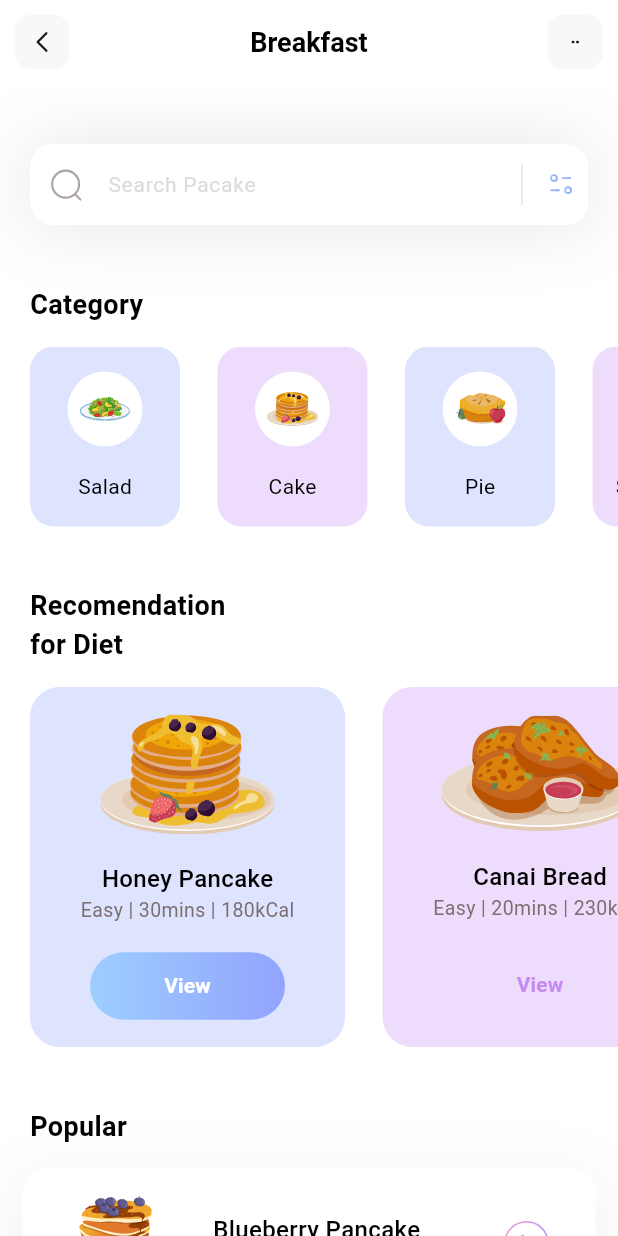
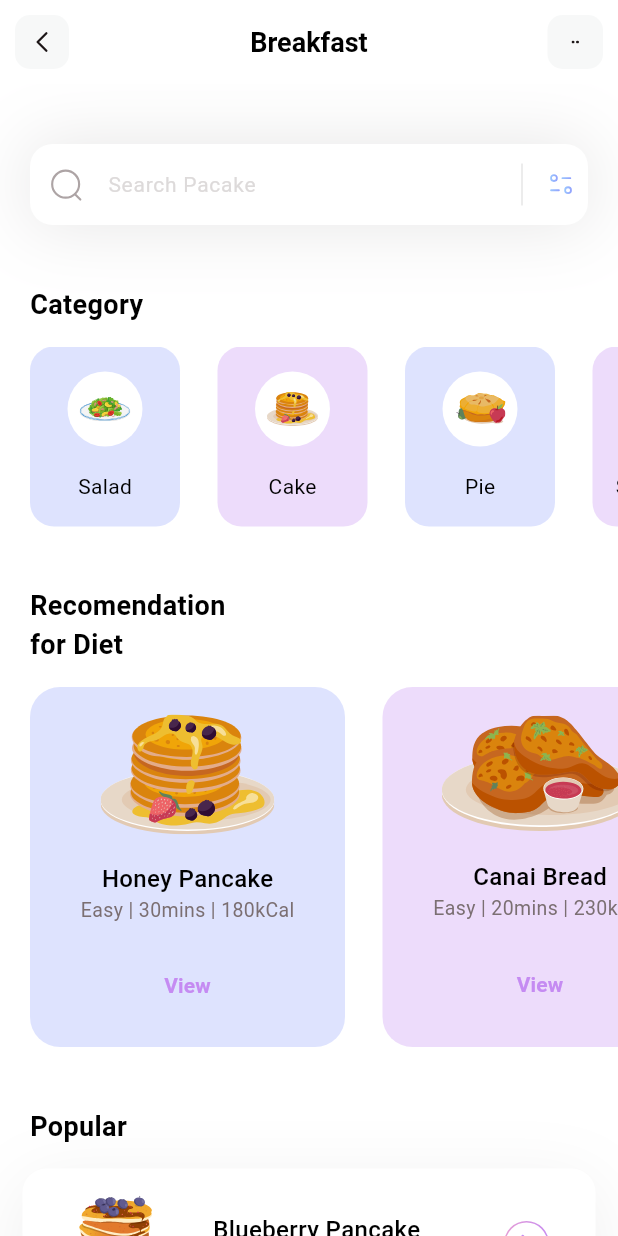
Before and after one commit to Wladi1000/flutter_fittApp, a Flutter app: the screen it shows after launch, on a phone screen of 412 x 824 dp. Run offline on Flutter 3.47's test engine with Material 3 defaults, Android fonts, the phone set to English and light mode, and no system bars; our stand-ins replace flutter_hooks, flutter_modular, flutter_svg.

Commit message:
Add: Flutter Hooks -> Home Page

```diff
--- a/lib/Models/diet_model.dart
+++ b/lib/Models/diet_model.dart
@@ -29,7 +29,7 @@ class DietModel{
         duration: '30mins',
         calorie: '180kCal',
         boxColor: const Color(0xff92a3fd),
-        viewIsSelected: true
+        viewIsSelected: false
       )
     );
     diets.add(
--- a/lib/Pages/home.dart
+++ b/lib/Pages/home.dart
@@ -1,4 +1,5 @@
 import 'package:flutter/material.dart';
+import 'package:flutter_hooks/flutter_hooks.dart';
 import 'package:flutter_svg/flutter_svg.dart';
 import 'package:flutter_modular/flutter_modular.dart';
 import 'package:fitness/Components/app_bar.dart';
@@ -8,39 +9,16 @@ import 'package:fitness/Models/diet_model.dart';
 import 'package:fitness/Models/popular_model.dart';
 import 'package:fitness/Models/recipe_model.dart';
 
-class HomePage extends StatefulWidget {
-  const HomePage({super.key});
+class HomePage extends HookWidget {
 
-  @override
-  State<HomePage> createState() => _HomePageState();
-}
+  HomePage({super.key});
 
-class _HomePageState extends State<HomePage> {
-  List<CategoryModel> categories = [];
-  List<DietModel> diets = [];
-  List<PopularDietsModel> popularModels = [];
-
-  void _getCategories() {
-    categories = CategoryModel.getCategories();
-  }
-
-  void _getDiets() {
-    diets = DietModel.getDiets();
-  }
-
-  void _getModels() {
-    popularModels = PopularDietsModel.getPopularDiets();
-  }
-
-  void _getInitialInfo() {
-    _getCategories();
-    _getDiets();
-    _getModels();
-  }
+  final List<CategoryModel> categories = CategoryModel.getCategories();
+  final List<DietModel> diets = DietModel.getDiets();
+  final List<PopularDietsModel> popularModels = PopularDietsModel.getPopularDiets();
 
   @override
   Widget build(BuildContext context) {
-    _getInitialInfo();
 
     return Scaffold(
       appBar: myAppBar(context, 'Breakfast'),
@@ -48,13 +26,21 @@ class _HomePageState extends State<HomePage> {
       body: ListView(
         children: [
           _searchField(),
-          const SizedBox(height: 40,),
+          const SizedBox(
+            height: 40,
+          ),
           _categoriesSection(),
-          const SizedBox(height: 40,),
-          _dietSection(),
-          const SizedBox(height: 40,),
+          const SizedBox(
+            height: 40,
+          ),
+          _DietSection(diets: diets,),
+          const SizedBox(
+            height: 40,
+          ),
           _popularSection(),
-          const SizedBox(height: 40,),
+          const SizedBox(
+            height: 40,
+          ),
         ],
       ),
     );
@@ -142,100 +128,6 @@ class _HomePageState extends State<HomePage> {
         },
       )
     ]);
-  }
-
-  Column _dietSection() {
-    return Column(
-      crossAxisAlignment: CrossAxisAlignment.start,
-      children: [
-        const Padding(
-          padding: EdgeInsets.only(left: 20),
-          child: Text(
-            'Recomendation\nfor Diet',
-            style: TextStyle(
-                color: Colors.black, fontSize: 18, fontWeight: FontWeight.w600),
-          ),
-        ),
-        const SizedBox(
-          height: 15,
-        ),
-        SizedBox(
-          // color: Colors.blue,
-          height: 240,
-          child: ListView.separated(
-            itemBuilder: (context, index) {
-              return Container(
-                width: 210,
-                decoration: BoxDecoration(
-                    color: diets[index].boxColor.withOpacity(0.3),
-                    borderRadius: BorderRadius.circular(20)),
-                child: Column(
-                  mainAxisAlignment: MainAxisAlignment.spaceEvenly,
-                  children: [
-                    SvgPicture.asset(diets[index].iconPath),
-                    Column(
-                      children: [
-                        Text(
-                          diets[index].name,
-                          style: const TextStyle(
-                              fontWeight: FontWeight.w500,
-                              color: Colors.black,
-                              fontSize: 16),
-                        ),
-                        Text(
-                          '${diets[index].level} | ${diets[index].duration} | ${diets[index].calorie}',
-                          style: const TextStyle(
-                              color: Color(0xff7b6f72),
-                              fontSize: 13,
-                              fontWeight: FontWeight.w400),
-                        ),
-                      ],
-                    ),
-                    Container(
-                      height: 45,
-                      width: 130,
-                      decoration: BoxDecoration(
-                          gradient: LinearGradient(colors: [
-                            diets[index].viewIsSelected
-                                ? const Color(0xff9dceff)
-                                : Colors.transparent,
-                            diets[index].viewIsSelected
-                                ? const Color(0xff92a3fd)
-                                : Colors.transparent
-                          ]),
-                          borderRadius: BorderRadius.circular(50)),
-                      child: Center(
-                        child: TextButton(
-                          onPressed: () => Modular.to.pushNamed('/recipe',
-                              arguments: Recipe(
-                                  name: diets[index].name,
-                                  iconPath: diets[index].iconPath)),
-                          child: Text(
-                            'View',
-                            style: TextStyle(
-                                color: diets[index].viewIsSelected
-                                    ? Colors.white
-                                    : const Color(0xffc58bf2),
-                                fontWeight: FontWeight.w600,
-                                fontSize: 14),
-                          ),
-                        ),
-                      ),
-                    )
-                  ],
-                ),
-              );
-            },
-            separatorBuilder: (context, index) => const SizedBox(
-              width: 25,
-            ),
-            itemCount: diets.length,
-            scrollDirection: Axis.horizontal,
-            padding: const EdgeInsets.only(left: 20, right: 20),
-          ),
-        )
-      ],
-    );
   }
 
   Column _categoriesSection() {
@@ -345,3 +237,112 @@ class _HomePageState extends State<HomePage> {
     );
   }
 }
+class _DietSection extends HookWidget{
+
+  final List<DietModel> diets;
+
+  const _DietSection({required this.diets});
+
+  @override
+  Widget build(BuildContext context) {
+  // useState
+  final itemSelected = useState<int?>(null);
+
+    return Column(
+      crossAxisAlignment: CrossAxisAlignment.start,
+      children: [
+        const Padding(
+          padding: EdgeInsets.only(left: 20),
+          child: Text(
+            'Recomendation\nfor Diet',
+            style: TextStyle(
+                color: Colors.black, fontSize: 18, fontWeight: FontWeight.w600),
+          ),
+        ),
+        const SizedBox(
+          height: 15,
+        ),
+        SizedBox(
+          // color: Colors.blue,
+          height: 240,
+          child: ListView.separated(
+            itemBuilder: (context, index) {
+              return GestureDetector(
+                onTap: () =>  itemSelected.value = itemSelected.value != index? index : -1,
+                child: Container(
+                  width: 210,
+                  decoration: BoxDecoration(
+                      color: diets[index].boxColor.withOpacity(0.3),
+                      borderRadius: BorderRadius.circular(20)),
+                  child: Column(
+                    mainAxisAlignment: MainAxisAlignment.spaceEvenly,
+                    children: [
+                      SvgPicture.asset(diets[index].iconPath),
+                      Column(
+                        children: [
+                          Text(
+                            diets[index].name,
+                            style: const TextStyle(
+                                fontWeight: FontWeight.w500,
+                                color: Colors.black,
+                                fontSize: 16),
+                          ),
+                          Text(
+                            '${diets[index].level} | ${diets[index].duration} | ${diets[index].calorie}',
+                            style: const TextStyle(
+                                color: Color(0xff7b6f72),
+                                fontSize: 13,
+                                fontWeight: FontWeight.w400),
+                          ),
+                        ],
+                      ),
+                      Container(
+                        height: 45,
+                        width: 130,
+                        decoration: BoxDecoration(
+                            gradient: LinearGradient(colors: [
+                              index == itemSelected.value
+                                  ? const Color(0xff9dceff)
+                                  : Colors.transparent,
+                              index == itemSelected.value
+                                  ? const Color(0xff92a3fd)
+                                  : Colors.transparent
+                            ]),
+                            borderRadius: BorderRadius.circular(50)),
+                        child: Center(
+                          child: TextButton(
+                            onPressed: (){Modular.to.pushNamed('/recipe',
+                                arguments: Recipe(
+                                    name: diets[index].name,
+                                    iconPath: diets[index].iconPath));
+                                    itemSelected.value = index;
+                                    },
+                            child: Text(
+                              'View',
+                              style: TextStyle(
+                                  color: index == itemSelected.value
+                                      ? Colors.white
+                                      : const Color(0xffc58bf2),
+                                  fontWeight: FontWeight.w600,
+                                  fontSize: 14),
+                            ),
+                          ),
+                        ),
+                      )
+                    ],
+                  ),
+                ),
+              );
+            },
+            separatorBuilder: (context, index) => const SizedBox(
+              width: 25,
+            ),
+            itemCount: diets.length,
+            scrollDirection: Axis.horizontal,
+            padding: const EdgeInsets.only(left: 20, right: 20),
+          ),
+        )
+      ],
+    );
+  }
+}
--- a/lib/main.dart
+++ b/lib/main.dart
@@ -1,9 +1,8 @@
-import 'package:fitness/Pages/home.dart';
 import 'package:flutter/material.dart';
 import 'package:flutter_modular/flutter_modular.dart';
 
 //Components
-// import 'package:fitness/Pages/home.dart';
+import 'package:fitness/Pages/home.dart';
 import 'package:fitness/Pages/recipe.dart';
 
 void main(){
@@ -27,9 +26,7 @@ class AppModule extends Module {
 
   @override
   void routes(r) {
-    // r.child('/', child: (context) => const Placeholder());
-    r.child('/', child: (context) => const HomePage());
-    // r.child('/home', child: (context) => const HomePage());
-    r.child('/recipe', child: (context) => RecipePage(recipe: r.args.data), transition: TransitionType.rightToLeft);
+    r.child('/', child: (context) => HomePage(), duration: const Duration(milliseconds: 1000));
+    r.child('/recipe', child: (context) => RecipePage(recipe: r.args.data), transition: TransitionType.rightToLeft, duration: const Duration(milliseconds: 1000));
   }
 }
```
